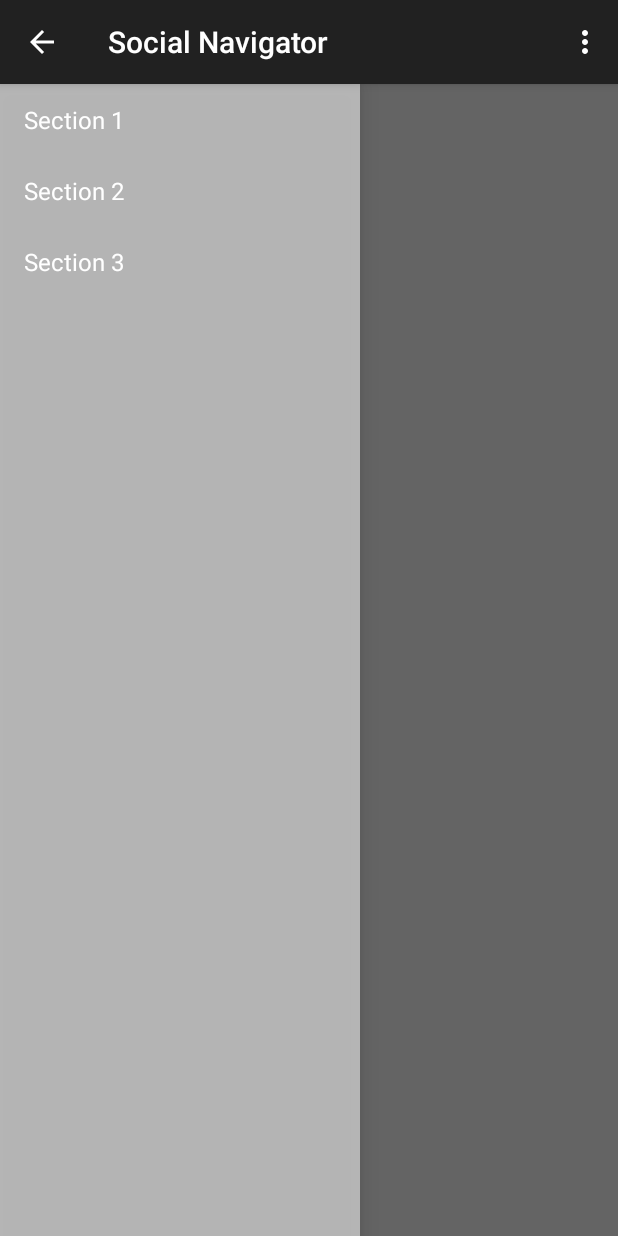
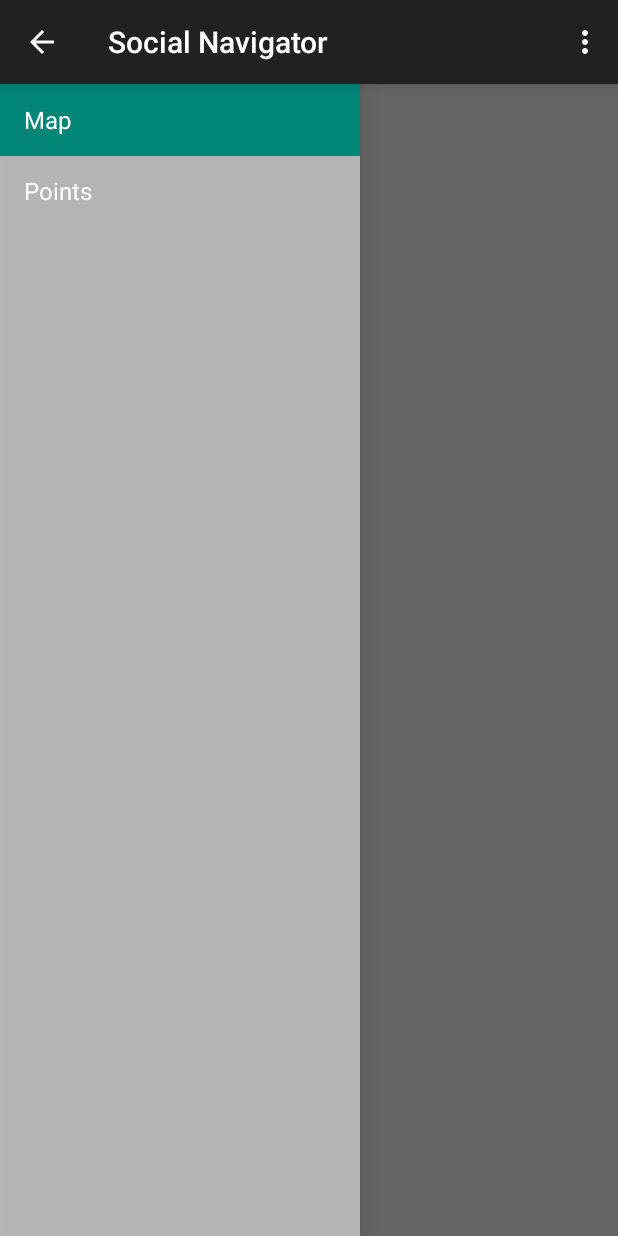
Before and after one commit to oss-fruct-org/social-navigator, an Android app: the screen it shows after launch (MainActivity), on a phone screen of 412 x 824 dp. Run offline under Robolectric (Android 15) with nearby library versions, the phone set to English and light mode, and no system bars; 2 statements that could not run were skipped.

Commit message:
Activated drawer item

```diff
--- a/app/src/main/AndroidManifest.xml
+++ b/app/src/main/AndroidManifest.xml
@@ -12,7 +12,6 @@
             android:label="@string/app_name" >
             <intent-filter>
                 <action android:name="android.intent.action.MAIN" />
-
                 <category android:name="android.intent.category.LAUNCHER" />
             </intent-filter>
         </activity>
--- a/app/src/main/java/org/fruct/oss/socialnavigator/NavigationDrawerFragment.java
+++ b/app/src/main/java/org/fruct/oss/socialnavigator/NavigationDrawerFragment.java
@@ -1,5 +1,6 @@
 package org.fruct.oss.socialnavigator;
 
+import android.os.Build;
 import android.support.v7.app.ActionBarActivity;
 import android.app.Activity;
 import android.support.v7.app.ActionBar;
@@ -99,16 +100,20 @@ public class NavigationDrawerFragment extends Fragment {
         });
         mDrawerListView.setAdapter(new ArrayAdapter<String>(
                 getActionBar().getThemedContext(),
-                android.R.layout.simple_list_item_1,
+				getDrawerItemRes(),
                 android.R.id.text1,
-                new String[]{
-                        getString(R.string.title_section1),
-                        getString(R.string.title_section2),
-                        getString(R.string.title_section3),
-                }));
+                getActivity().getResources().getStringArray(R.array.drawer_sections)));
         mDrawerListView.setItemChecked(mCurrentSelectedPosition, true);
         return mDrawerListView;
     }
+
+	private int getDrawerItemRes() {
+		if (Build.VERSION.SDK_INT < Build.VERSION_CODES.HONEYCOMB) {
+			return android.R.layout.simple_list_item_1;
+		} else {
+			return android.R.layout.simple_list_item_activated_1;
+		}
+	}
 
     public boolean isDrawerOpen() {
         return mDrawerLayout != null && mDrawerLayout.isDrawerOpen(mFragmentContainerView);
--- /dev/null
+++ b/app/src/main/res/values/arrays.xml
@@ -0,0 +1,7 @@
+<?xml version="1.0" encoding="utf-8"?>
+<resources>
+    <string-array name="drawer_sections">
+        <item>Map</item>
+        <item>Points</item>
+    </string-array>
+</resources>
```
